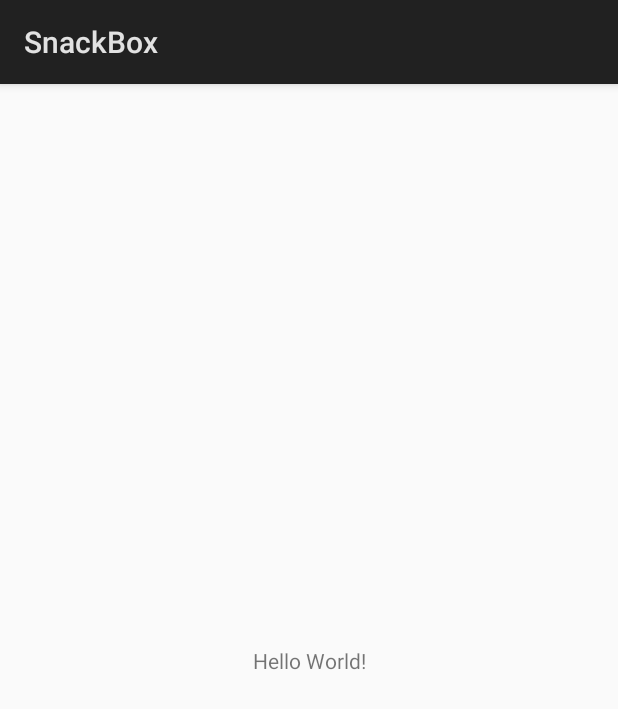
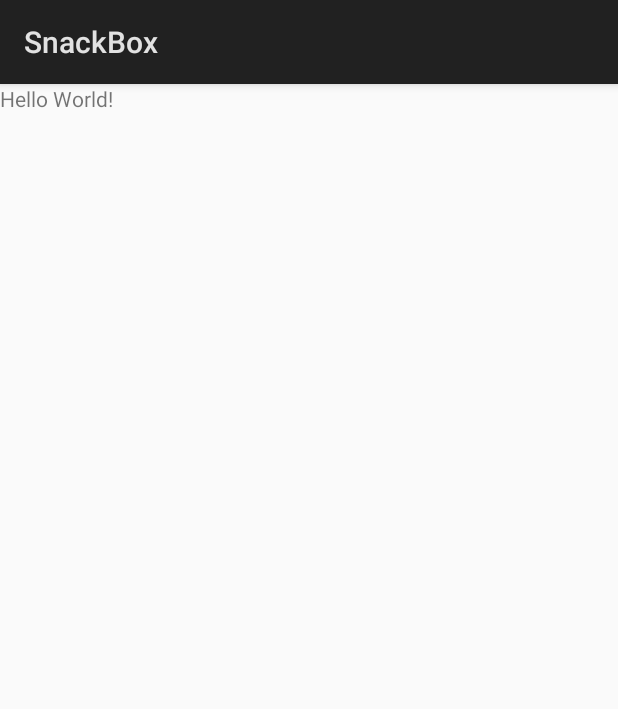
Before and after one commit to Chenlibin/SnackBox, an Android app: the screen it shows after launch (LaunchUI), on a phone screen of 412 x 824 dp. Shown: the top 709 px of the screen. Run offline under Robolectric (Android 15) with nearby library versions, the phone set to English and light mode, and no system bars; libraries missing offline, so code that uses them is left out: com.uuzuche.lib_zxing; 3 statements that could not run were skipped.

Commit message:
Signed-off-by: dddddhhhhh <1658239796@qq.com>

```diff
--- a/app/build.gradle
+++ b/app/build.gradle
@@ -24,6 +24,7 @@ dependencies {
     androidTestCompile('com.android.support.test.espresso:espresso-core:2.2.2', {
         exclude group: 'com.android.support', module: 'support-annotations'
     })
+    compile 'cn.yipianfengye.android:zxing-library:2.2'
     compile 'com.android.support.constraint:constraint-layout:1.0.2'
     testCompile 'junit:junit:4.12'
 }
--- a/app/src/main/java/com/clb/snackbox/launch/LaunchUI.java
+++ b/app/src/main/java/com/clb/snackbox/launch/LaunchUI.java
@@ -1,18 +1,35 @@
 package com.clb.snackbox.launch;
 
 import android.app.Activity;
+import android.content.Intent;
 import android.os.Bundle;
+import android.widget.Toast;
 
+import com.clb.snackbox.IndexControl.MainActivity;
 import com.clb.snackbox.R;
+import com.uuzuche.lib_zxing.activity.CaptureActivity;
+import com.uuzuche.lib_zxing.activity.CodeUtils;
+import com.uuzuche.lib_zxing.activity.ZXingLibrary;
+
+import static android.R.attr.data;
 
 /**
  * 引导界面，可以显示打开app的界面。。然后正式进入app
  */
 public class LaunchUI extends Activity {
-
+    private int REQUEST_CODE;
+    private int requestCode;
     @Override
     protected void onCreate(Bundle savedInstanceState) {
         super.onCreate(savedInstanceState);
-        setContentView(R.layout.activity_main);
+        ZXingLibrary.initDisplayOpinion(this);
+        Intent intent = new Intent( LaunchUI.this, CaptureActivity.class);
+        startActivityForResult(intent, REQUEST_CODE);
+
+        if (requestCode == REQUEST_CODE) {
+            //处理扫描结果（在界面上显示）
+            setContentView(R.layout.activity_main);
+
+        }
     }
 }
--- a/app/src/main/res/layout/activity_main.xml
+++ b/app/src/main/res/layout/activity_main.xml
@@ -1,5 +1,5 @@
 <?xml version="1.0" encoding="utf-8"?>
-<android.support.constraint.ConstraintLayout xmlns:android="http://schemas.android.com/apk/res/android"
+<LinearLayout xmlns:android="http://schemas.android.com/apk/res/android"
     xmlns:app="http://schemas.android.com/apk/res-auto"
     xmlns:tools="http://schemas.android.com/tools"
     android:layout_width="match_parent"
@@ -15,4 +15,4 @@
         app:layout_constraintRight_toRightOf="parent"
         app:layout_constraintTop_toTopOf="parent" />
 
-</android.support.constraint.ConstraintLayout>
+</LinearLayout>
```
Also changed, not shown: app/src/main/AndroidManifest.xml (+11 -0 lines), app/src/main/java/com/clb/snackbox/IndexControl/MainActivity.java (added, +18 -0 lines).
